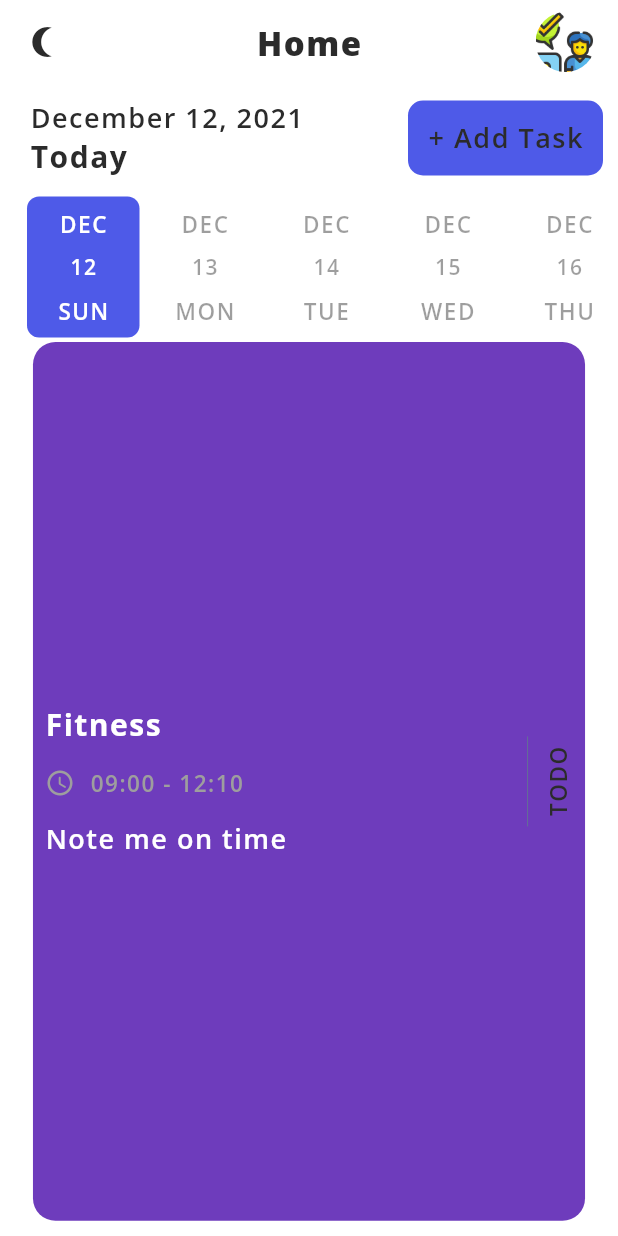
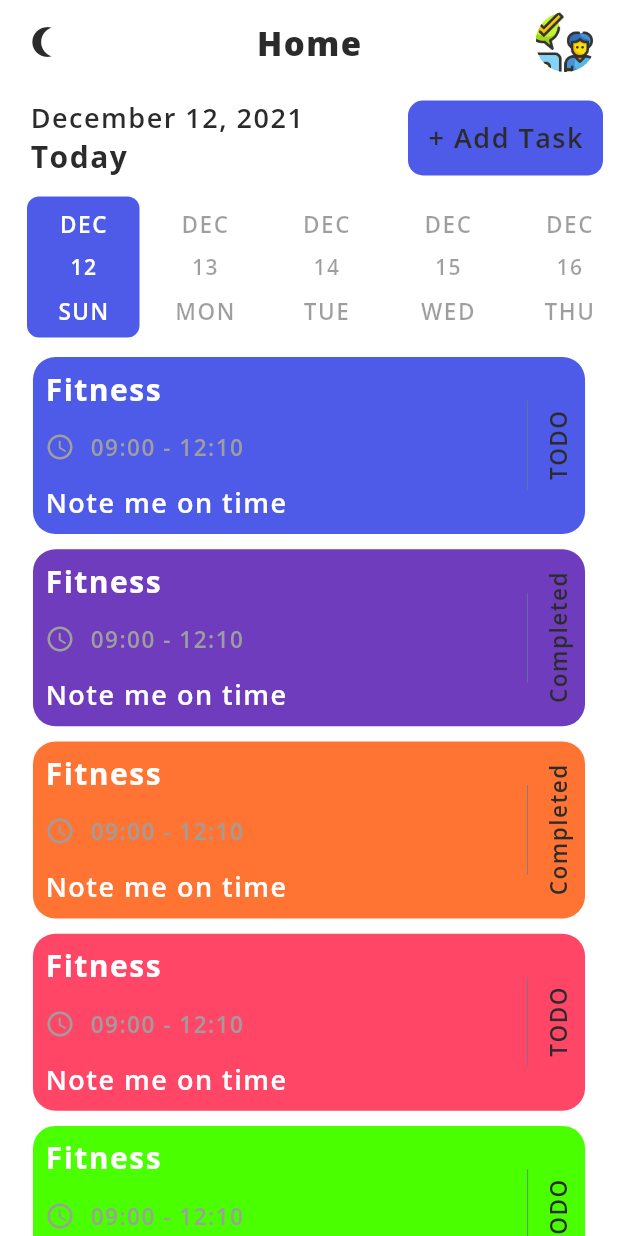
Before and after one commit to eslammongy/TodoApp, a Flutter app: the screen it shows after launch, on a phone screen of 412 x 824 dp. Run offline on Flutter 3.47's test engine with Material 2 defaults, Android fonts, the light colour scheme and no system bars; drawn by our look-alikes of date_picker_timeline; our stand-ins replace flutter_local_notifications, flutter_staggered_animations, get, get_storage, google_fonts, timezone.

Commit message:
adding animations to task list view

```diff
--- a/todo_app/lib/controllers/task_controller.dart
+++ b/todo_app/lib/controllers/task_controller.dart
@@ -2,6 +2,42 @@ import 'package:get/get.dart';
 import 'package:todo_app/model/task.dart';
 
 class TaskController extends GetxController {
-  final tasksList = <Task>[];
+  final tasksList = <Task>[
+    Task(
+        title: "Fitness",
+        note: "Note me on time",
+        startTime: "09:00",
+        isCompleted: 0,
+        endTime: "12:10",
+        color: 0),
+    Task(
+        title: "Fitness",
+        note: "Note me on time",
+        startTime: "09:00",
+        isCompleted: 1,
+        endTime: "12:10",
+        color: 3),
+    Task(
+        title: "Fitness",
+        note: "Note me on time",
+        startTime: "09:00",
+        isCompleted: 1,
+        endTime: "12:10",
+        color: 1),
+    Task(
+        title: "Fitness",
+        note: "Note me on time",
+        startTime: "09:00",
+        isCompleted: 0,
+        endTime: "12:10",
+        color: 2),
+    Task(
+        title: "Fitness",
+        note: "Note me on time",
+        startTime: "09:00",
+        isCompleted: 0,
+        endTime: "12:10",
+        color: 4)
+  ];
   getAllTasks() {}
 }
--- a/todo_app/lib/screens/home_screen.dart
+++ b/todo_app/lib/screens/home_screen.dart
@@ -1,5 +1,6 @@
 import 'package:date_picker_timeline/date_picker_widget.dart';
 import 'package:flutter/material.dart';
+import 'package:flutter_staggered_animations/flutter_staggered_animations.dart';
 import 'package:get/get.dart';
 import 'package:google_fonts/google_fonts.dart';
 import 'package:intl/intl.dart';
@@ -14,6 +15,7 @@ import 'package:todo_app/screens/widgets/task_tile.dart';
 import 'package:todo_app/services/notification_services.dart';
 import 'package:todo_app/services/theme_services.dart';
 import 'widgets/custom__button.dart';
+import 'widgets/display_task_upper_view.dart';
 
 class HomeScreen extends StatefulWidget {
   // ignore: prefer_const_constructors_in_immutables
@@ -59,28 +61,15 @@ class _HomeScreenState extends State<HomeScreen> {
               ))),
       body: Column(
         children: [
-          buildTaskBar(),
+          buildTaskBar(
+              selectedDate: selectedDate, taskController: taskController),
           displayCalenderView(),
-          showTaskItems(context)
+          SizedBox(
+            height: 10,
+          ),
+          displayAllTasks()
         ],
       ),
-    );
-  }
-
-  showTaskItems(BuildContext context) {
-    var task = Task(
-        title: "Fitness",
-        note: "Note me on time",
-        startTime: "09:00",
-        isCompleted: 0,
-        endTime: "12:10",
-        color: 3);
-    return Expanded(
-      child: GestureDetector(
-          onTap: () {
-            displayBottomSheet(context, task);
-          },
-          child: TaskTile(task)),
     );
   }
 
@@ -144,39 +133,6 @@ class _HomeScreenState extends State<HomeScreen> {
     ));
   }
 
-  Widget buildTaskBar() {
-    return Container(
-      margin: const EdgeInsets.only(top: 10, left: 20, right: 10),
-      child: Row(
-        mainAxisAlignment: MainAxisAlignment.spaceBetween,
-        children: [
-          Column(
-            crossAxisAlignment: CrossAxisAlignment.start,
-            children: [
-              Text(
-                DateFormat.yMMMMd().format(selectedDate),
-                style: titleStyle,
-              ),
-              Text(
-                "Today",
-                style: subHeadingStyle,
-              )
-            ],
-          ),
-          CustomButton(
-            label: "+ Add Task",
-            onTap: () async {
-              await Get.to(() => const AddNewTask());
-              taskController.getAllTasks();
-            },
-            height: 50,
-            width: 130,
-          ),
-        ],
-      ),
-    );
-  }
-
   Widget displayCalenderView() {
     return Container(
         margin: const EdgeInsets.only(top: 10, left: 15),
@@ -213,15 +169,29 @@ class _HomeScreenState extends State<HomeScreen> {
   }
 
   displayAllTasks() {
-    return Expanded(child: Obx(() {
-      if (taskController.tasksList.isEmpty) {
-        return noTasksFound();
-      } else {
-        return Container(
-          height: 0,
-        );
-      }
-    }));
+    return Expanded(
+      child: ListView.builder(
+          scrollDirection: SizeConfig.orientation == Orientation.landscape
+              ? Axis.horizontal
+              : Axis.vertical,
+          physics: BouncingScrollPhysics(),
+          itemCount: taskController.tasksList.length,
+          itemBuilder: (BuildContext context, int index) {
+            var task = taskController.tasksList[index];
+            return AnimationConfiguration.staggeredList(
+              position: index,
+              duration: Duration(milliseconds: 1500),
+              child: SlideAnimation(
+                  horizontalOffset: 300,
+                  child: FadeInAnimation(
+                      child: GestureDetector(
+                          onTap: () {
+                            displayBottomSheet(context, task);
+                          },
+                          child: TaskTile(task)))),
+            );
+          }),
+    );
   }
 
   Widget noTasksFound() {
--- /dev/null
+++ b/todo_app/lib/screens/widgets/display_task_upper_view.dart
@@ -0,0 +1,44 @@
+import 'package:date_picker_timeline/date_picker_widget.dart';
+import 'package:flutter/material.dart';
+import 'package:get/get.dart';
+import 'package:google_fonts/google_fonts.dart';
+import 'package:intl/intl.dart';
+import 'package:todo_app/constants/theme.dart';
+import 'package:todo_app/controllers/task_controller.dart';
+
+import '../add_new_task.dart';
+import 'custom__button.dart';
+
+Widget buildTaskBar(
+    {required DateTime selectedDate, required TaskController taskController}) {
+  return Container(
+    margin: const EdgeInsets.only(top: 10, left: 20, right: 10),
+    child: Row(
+      mainAxisAlignment: MainAxisAlignment.spaceBetween,
+      children: [
+        Column(
+          crossAxisAlignment: CrossAxisAlignment.start,
+          children: [
+            Text(
+              DateFormat.yMMMMd().format(selectedDate),
+              style: titleStyle,
+            ),
+            Text(
+              "Today",
+              style: subHeadingStyle,
+            )
+          ],
+        ),
+        CustomButton(
+          label: "+ Add Task",
+          onTap: () async {
+            await Get.to(() => const AddNewTask());
+            taskController.getAllTasks();
+          },
+          height: 50,
+          width: 130,
+        ),
+      ],
+    ),
+  );
+}
```
